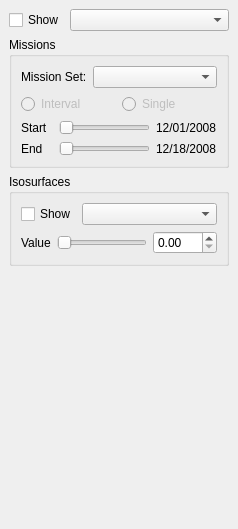
First picture: the form in src/lglass/ui/DataViewOptionsDock.ui, repository febret/looking-glass, before the edit.
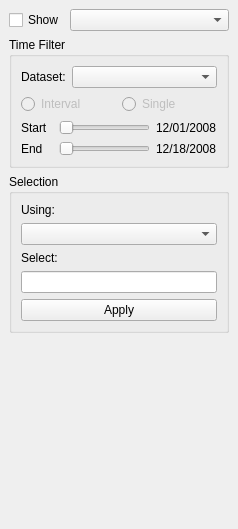
Second picture: the form after the edit.

Commit message: NEW: Lots of new features for 2.7 (revised plot view, text queries, new geo data viewer, line tool, section view still WIP)

```diff
--- a/src/lglass/ui/DataViewOptionsDock.ui
+++ b/src/lglass/ui/DataViewOptionsDock.ui
@@ -45,7 +45,7 @@
     <item>
      <widget class="QGroupBox" name="groupBox_2">
       <property name="title">
-       <string>Missions</string>
+       <string>Time Filter</string>
       </property>
       <layout class="QVBoxLayout" name="verticalLayout_3">
        <item>
@@ -53,7 +53,7 @@
          <item>
           <widget class="QLabel" name="label_5">
            <property name="text">
-            <string>Mission Set:</string>
+            <string>Dataset:</string>
            </property>
           </widget>
          </item>
@@ -167,66 +167,35 @@
     <item>
      <widget class="QGroupBox" name="isoGroupBox">
       <property name="title">
-       <string>Isosurfaces</string>
+       <string>Selection</string>
       </property>
       <layout class="QVBoxLayout" name="verticalLayout_2">
        <item>
-        <layout class="QHBoxLayout" name="horizontalLayout_5">
-         <item>
-          <widget class="QCheckBox" name="showIsoButton">
-           <property name="sizePolicy">
-            <sizepolicy hsizetype="Maximum" vsizetype="Fixed">
-             <horstretch>0</horstretch>
-             <verstretch>0</verstretch>
-            </sizepolicy>
-           </property>
-           <property name="text">
-            <string>Show</string>
-           </property>
-          </widget>
-         </item>
-         <item>
-          <widget class="QComboBox" name="isoComponentBox">
-           <property name="sizePolicy">
-            <sizepolicy hsizetype="Minimum" vsizetype="Fixed">
-             <horstretch>0</horstretch>
-             <verstretch>0</verstretch>
-            </sizepolicy>
-           </property>
-          </widget>
-         </item>
-        </layout>
-       </item>
-       <item>
-        <layout class="QHBoxLayout" name="horizontalLayout_7">
-         <item>
           <widget class="QLabel" name="label">
            <property name="text">
-            <string>Value</string>
+          <string>Using:</string>
            </property>
           </widget>
          </item>
          <item>
-          <widget class="QSlider" name="isoValueSlider">
-           <property name="maximum">
-            <number>100</number>
-           </property>
-           <property name="orientation">
-            <enum>Qt::Horizontal</enum>
-           </property>
+        <widget class="QComboBox" name="selTypeBox"/>
+       </item>
+       <item>
+        <widget class="QLabel" name="label_3">
+         <property name="text">
+          <string>Select:</string>
+         </property>
           </widget>
          </item>
          <item>
-          <widget class="QDoubleSpinBox" name="isoValueBox">
-           <property name="minimumSize">
-            <size>
-             <width>64</width>
-             <height>0</height>
-            </size>
-           </property>
-          </widget>
-         </item>
-        </layout>
+        <widget class="QLineEdit" name="selExpressionBox"/>
+       </item>
+       <item>
+        <widget class="QPushButton" name="selApplyButton">
+         <property name="text">
+          <string>Apply</string>
+         </property>
+        </widget>
        </item>
       </layout>
      </widget>
```
Left out of the diff: 2 changed lines with no effect on the pictures. Lines whose indentation alone changed are shown as unchanged. The commit also changes 25 other files.
